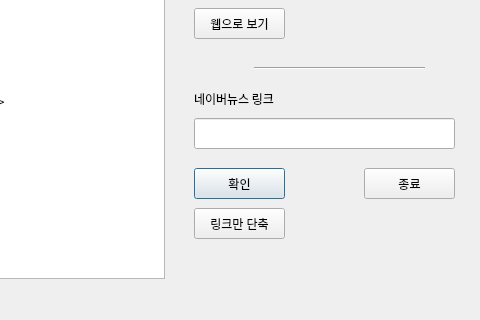
Before: the Qt Designer form ui/HGA.ui in memoday/hangangUtil, drawn with Qt 5; both pictures show x 236 to 716 and y 132 to 452 of the 716 by 452 pixel window.
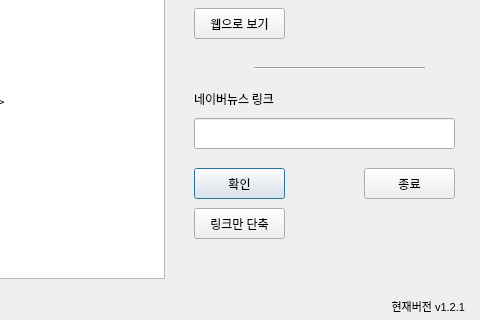
After: the same form once the commit is applied.

```diff
--- a/ui/HGA.ui
+++ b/ui/HGA.ui
@@ -312,6 +312,31 @@
     <string>날짜 복사</string>
    </property>
   </widget>
+  <widget class="QLabel" name="label_version">
+   <property name="geometry">
+    <rect>
+     <x>580</x>
+     <y>430</y>
+     <width>121</width>
+     <height>16</height>
+    </rect>
+   </property>
+   <property name="font">
+    <font>
+     <family>Arial</family>
+     <pointsize>8</pointsize>
+    </font>
+   </property>
+   <property name="layoutDirection">
+    <enum>Qt::LeftToRight</enum>
+   </property>
+   <property name="text">
+    <string>현재버전 v1.2.1</string>
+   </property>
+   <property name="alignment">
+    <set>Qt::AlignRight|Qt::AlignTrailing|Qt::AlignVCenter</set>
+   </property>
+  </widget>
  </widget>
  <resources/>
  <connections/>
```
